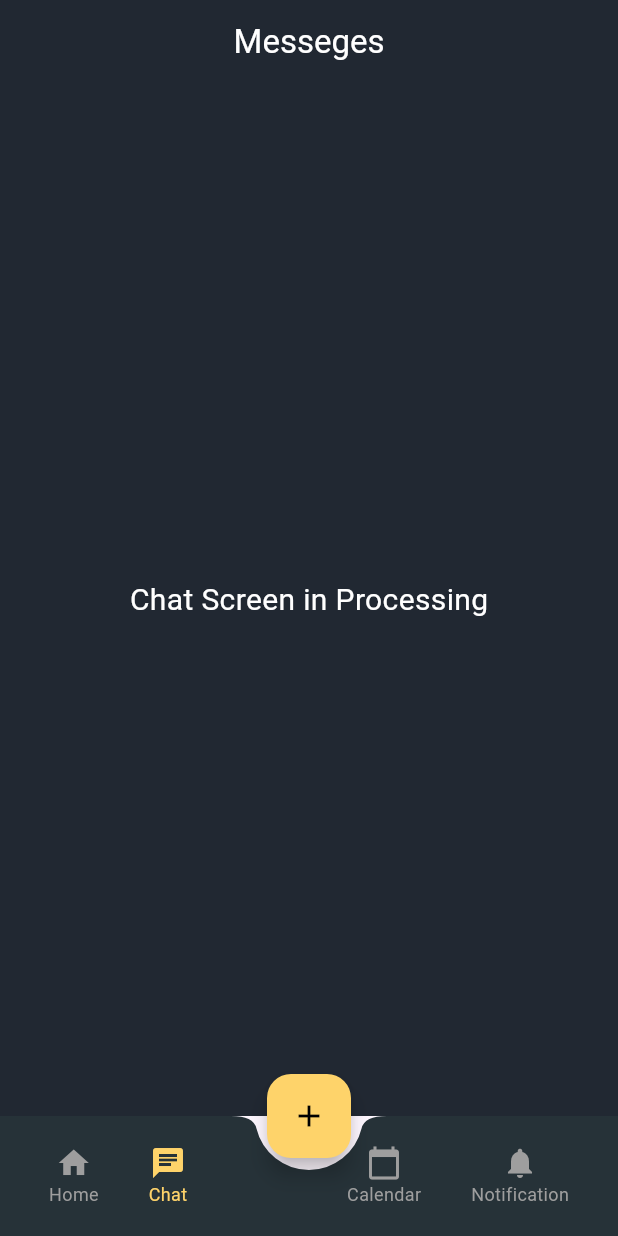
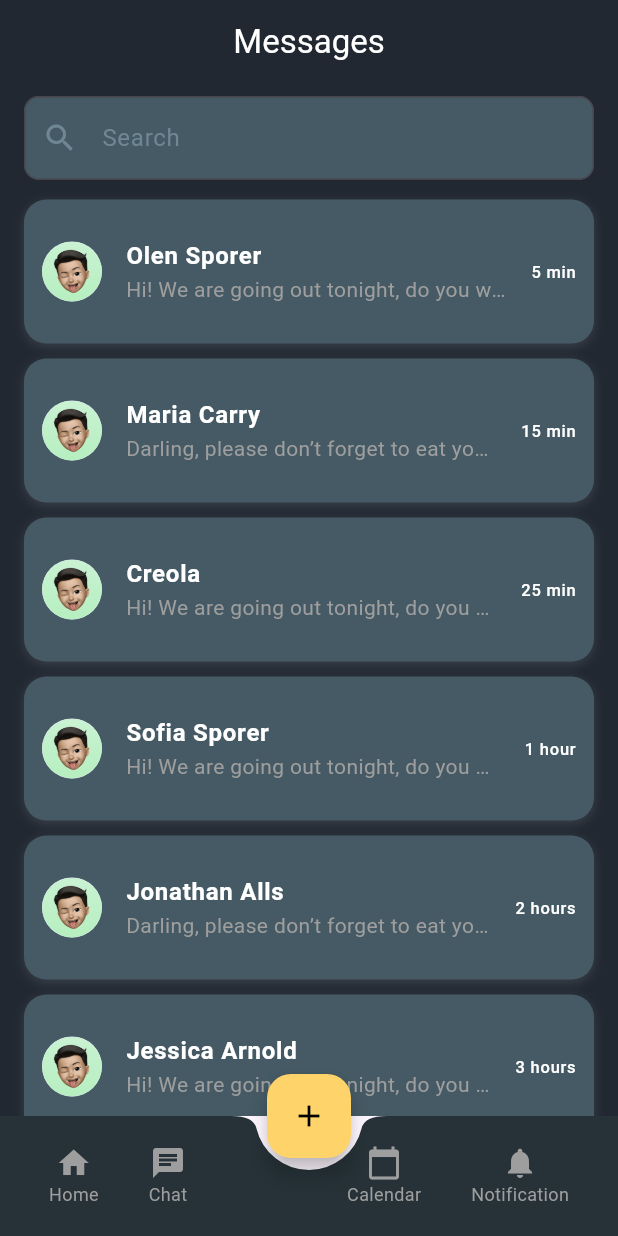
Before and after one commit to GeorgeWagih-git/Project-Management-App, a Flutter app: the ChatScreen screen opened directly, on a phone screen of 412 x 824 dp. Run offline on Flutter 3.47's test engine with Material 3 defaults, Android fonts, the phone set to English and light mode, and no system bars; our stand-ins replace icons_plus, percent_indicator.

Commit message:
chat screen update

```diff
--- a/lib/Screens/chat_screen.dart
+++ b/lib/Screens/chat_screen.dart
@@ -1,25 +1,119 @@
 import 'package:flutter/material.dart';
 import 'package:flutter_application_1/widgets/custom_scaffold_widget.dart';
 
-class ChatScreen extends StatelessWidget {
+class ChatScreen extends StatefulWidget {
   const ChatScreen({super.key});
+
+  @override
+  ChatScreenState createState() => ChatScreenState();
+}
+class ChatScreenState extends State<ChatScreen> {
+  final TextEditingController _searchController = TextEditingController();
+  List<Map<String, String>> allMessages = [
+    {"name": "Olen Sporer", "message": "Hi! We are going out tonight, do you want to join us?", "time": "5 min"},
+    {"name": "Maria Carry", "message": "Darling, please don’t forget to eat your fruits", "time": "15 min"},
+    {"name": "Creola", "message": "Hi! We are going out tonight, do you want to join us?", "time": "25 min"},
+    {"name": "Sofia Sporer", "message": "Hi! We are going out tonight, do you want to join us?", "time": "1 hour"},
+    {"name": "Jonathan Alls", "message": "Darling, please don’t forget to eat your fruits", "time": "2 hours"},
+    {"name": "Jessica Arnold", "message": "Hi! We are going out tonight, do you want to join us?", "time": "3 hours"},
+  ];
+
+  List<Map<String, String>> filteredMessages = [];
+  int? selectedIndex;
+
+  @override
+  void initState() {
+    super.initState();
+    filteredMessages = allMessages;
+    _searchController.addListener(_filterMessages);
+  }
+
+  void _filterMessages() {
+    setState(() {
+      String query = _searchController.text.toLowerCase();
+      filteredMessages = query.isEmpty
+          ? allMessages
+          : allMessages.where((msg) => msg["name"]!.toLowerCase().contains(query)).toList();
+    });
+  }
+
+  @override
+  void dispose() {
+    _searchController.removeListener(_filterMessages);
+    _searchController.dispose();
+    super.dispose();
+  }
 
   @override
   Widget build(BuildContext context) {
     return CustomScaffold(
-        showhomebottombar: true,
-        showappbar: true,
-        showBackButton: false,
-        screenName: 'Messeges',
-        chatSelected: true,
-        child: Center(
-          child: Text(
-            'Chat Screen in Processing',
-            style: TextStyle(
-              color: Colors.white,
-              fontSize: 20,
+      screenName: "Messages",
+      showhomebottombar: true,
+      showBackButton: false,
+      child: Padding(
+        padding: const EdgeInsets.only(bottom: 0.0), // Adjust padding to avoid overlapping with navbar
+        child: Column(
+          children: [
+            Padding(
+              padding: const EdgeInsets.symmetric(horizontal: 16.0, vertical: 8.0),
+              child: TextField(
+                controller: _searchController,
+                decoration: InputDecoration(
+                  hintText: "Search",
+                  hintStyle: TextStyle(color: Color(0xff6F8793)),
+                  prefixIcon: Icon(Icons.search, color: Color(0xff6F8793)),
+                  border: OutlineInputBorder(borderRadius: BorderRadius.circular(10)),
+                  filled: true,
+                  fillColor: Color(0xff455A64),
+                ),
+                style: TextStyle(color: Colors.white),
+              ),
             ),
-          ),
-        ));
+            Expanded(
+              child: ListView.builder(
+                padding: const EdgeInsets.only(bottom: 16.0), // Ensure spacing above the navbar
+                itemCount: filteredMessages.length,
+                itemBuilder: (context, index) {
+                  final message = filteredMessages[index];
+                  bool isSelected = selectedIndex == index;
+                  return GestureDetector(
+                    onTap: () {
+                      setState(() {
+                        selectedIndex = index;
+                      });
+                    },
+                    child: Padding(
+                      padding: const EdgeInsets.symmetric(horizontal: 16.0, vertical: 5),
+                      child: Container(
+                        decoration: BoxDecoration(
+                          color: isSelected ? Color(0xffFED36A) : Color(0xff455A64),
+                          borderRadius: BorderRadius.circular(15),
+                          boxShadow: [
+                            BoxShadow(
+                              color: Colors.grey.withAlpha(51),
+                              blurRadius: 5,
+                              offset: const Offset(0, 2),
+                            ),
+                          ],
+                        ),
+                        child: ListTile(
+                          contentPadding: const EdgeInsets.all(12),
+                          leading: CircleAvatar(
+                            backgroundImage: AssetImage('assets/person.png'),
+                          ),
+                          title: Text(message["name"]!, style: TextStyle(fontWeight: FontWeight.bold, color: isSelected ? Colors.black : Colors.white)),
+                          subtitle: Text(message["message"]!, maxLines: 1, overflow: TextOverflow.ellipsis, style: TextStyle(color: isSelected ? Colors.black : Colors.grey)),
+                          trailing: Text(message["time"]!, style: TextStyle(color: isSelected ? Colors.black : Colors.white)),
+                        ),
+                      ),
+                    ),
+                  );
+                },
+              ),
+            ),
+          ],
+        ),
+      ),
+    );
   }
 }
```
